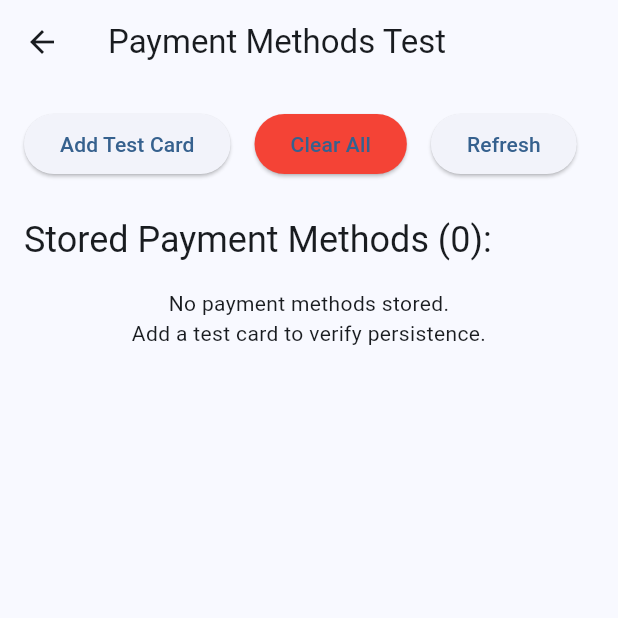
After one commit to Nser-Katerji-Creator/Dart_Course, a Flutter app: the PaymentMethodTestScreen screen opened directly, on a phone screen of 412 x 824 dp, the top half of it. The commit adds this screen. Run offline on Flutter 3.47's test engine with Material 3 defaults, Android fonts, the phone set to English and light mode, and no system bars; our stand-ins replace bloc, cloud_firestore, equatable, firebase_auth, firebase_core, flutter_bloc and 4 more; accounts and stored records are empty.

Commit message:
fix the payment save issue

```diff
--- /dev/null
+++ b/Dart_Course/parking_app/lib/screens/payment_method_test_screen.dart
@@ -0,0 +1,161 @@
+import 'package:flutter/material.dart';
+import '../services/local_payment_service.dart';
+import '../models/payment_method.dart';
+import '../services/payment_service.dart';
+
+class PaymentMethodTestScreen extends StatefulWidget {
+  const PaymentMethodTestScreen({super.key});
+
+  @override
+  State<PaymentMethodTestScreen> createState() => _PaymentMethodTestScreenState();
+}
+
+class _PaymentMethodTestScreenState extends State<PaymentMethodTestScreen> {
+  final LocalPaymentService _paymentService = LocalPaymentService();
+  List<PaymentMethod> _paymentMethods = [];
+  bool _isLoading = false;
+
+  @override
+  void initState() {
+    super.initState();
+    _loadPaymentMethods();
+  }
+
+  Future<void> _loadPaymentMethods() async {
+    setState(() => _isLoading = true);
+    try {
+      final methods = await _paymentService.getPaymentMethods('test_user');
+      setState(() {
+        _paymentMethods = methods;
+        _isLoading = false;
+      });
+    } catch (e) {
+      setState(() => _isLoading = false);
+      _showError('Failed to load payment methods: $e');
+    }
+  }
+
+  Future<void> _addTestCard() async {
+    setState(() => _isLoading = true);
+    try {
+      final request = PaymentMethodRequest(
+        type: PaymentMethodType.creditCard,
+        cardNumber: '4111111111111111',
+        expiryMonth: '12',
+        expiryYear: '2025',
+        cvv: '123',
+        holderName: 'Test User',
+      );
+
+      await _paymentService.addPaymentMethod('test_user', request);
+      await _loadPaymentMethods();
+      _showSuccess('Test card added successfully!');
+    } catch (e) {
+      setState(() => _isLoading = false);
+      _showError('Failed to add test card: $e');
+    }
+  }
+
+  Future<void> _clearAllPaymentMethods() async {
+    setState(() => _isLoading = true);
+    try {
+      await _paymentService.clearAllPaymentMethods('test_user');
+      await _loadPaymentMethods();
+      _showSuccess('All payment methods cleared!');
+    } catch (e) {
+      setState(() => _isLoading = false);
+      _showError('Failed to clear payment methods: $e');
+    }
+  }
+
+  void _showSuccess(String message) {
+    ScaffoldMessenger.of(context).showSnackBar(
+      SnackBar(content: Text(message), backgroundColor: Colors.green),
+    );
+  }
+
+  void _showError(String message) {
+    ScaffoldMessenger.of(context).showSnackBar(
+      SnackBar(content: Text(message), backgroundColor: Colors.red),
+    );
+  }
+
+  @override
+  Widget build(BuildContext context) {
+    return Scaffold(
+      appBar: AppBar(
+        title: const Text('Payment Methods Test'),
+      ),
+      body: Padding(
+        padding: const EdgeInsets.all(16.0),
+        child: Column(
+          crossAxisAlignment: CrossAxisAlignment.start,
+          children: [
+            Row(
+              children: [
+                ElevatedButton(
+                  onPressed: _isLoading ? null : _addTestCard,
+                  child: const Text('Add Test Card'),
+                ),
+                const SizedBox(width: 16),
+                ElevatedButton(
+                  onPressed: _isLoading ? null : _clearAllPaymentMethods,
+                  style: ElevatedButton.styleFrom(backgroundColor: Colors.red),
+                  child: const Text('Clear All'),
+                ),
+                const SizedBox(width: 16),
+                ElevatedButton(
+                  onPressed: _isLoading ? null : _loadPaymentMethods,
+                  child: const Text('Refresh'),
+                ),
+              ],
+            ),
+            const SizedBox(height: 24),
+            Text(
+              'Stored Payment Methods (${_paymentMethods.length}):',
+              style: Theme.of(context).textTheme.headlineSmall,
+            ),
+            const SizedBox(height: 16),
+            if (_isLoading)
+              const Center(child: CircularProgressIndicator())
+            else if (_paymentMethods.isEmpty)
+              const Center(
+                child: Text(
+                  'No payment methods stored.\nAdd a test card to verify persistence.',
+                  textAlign: TextAlign.center,
+                ),
+              )
+            else
+              Expanded(
+                child: ListView.builder(
+                  itemCount: _paymentMethods.length,
+                  itemBuilder: (context, index) {
+                    final method = _paymentMethods[index];
+                    return Card(
+                      child: ListTile(
+                        leading: Icon(
+                          Icons.credit_card,
+                          color: method.isDefault ? Colors.green : null,
+                        ),
+                        title: Text(method.displayName),
+                        subtitle: Text(
+                          'Added: ${method.createdAt.toString().split('.')[0]}\n'
+                          'Token: ${method.token}',
+                        ),
+                        trailing: method.isDefault
+                            ? const Chip(
+                                label: Text('Default'),
+                                backgroundColor: Colors.green,
+                              )
+                            : null,
+                      ),
+                    );
+                  },
+                ),
+              ),
+          ],
+        ),
+      ),
+    );
+  }
+}
```
Also changed, not shown: Dart_Course/parking_app/lib/screens/payment_methods_screen.dart (+20 -10 lines), Dart_Course/parking_app/lib/services/local_payment_service.dart (added, +179 -0 lines), Dart_Course/parking_app/lib/services/payment_service.dart (+6 -9 lines), Dart_Course/parking_app/lib/widgets/add_payment_method_dialog.dart (+22 -12 lines), 1 other file.
